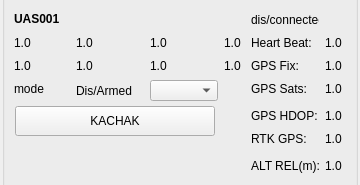
Before: the Qt Designer form src/ui/uasview3.ui in tsgao/CyPlanner, drawn with Qt 5.
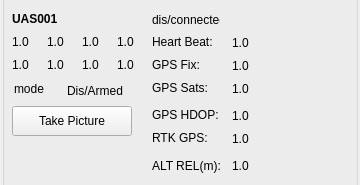
After: the same form once the commit is applied.

```diff
--- a/src/ui/uasview3.ui
+++ b/src/ui/uasview3.ui
@@ -19,7 +19,7 @@
   <property name="minimumSize">
    <size>
     <width>260</width>
-    <height>166</height>
+    <height>185</height>
    </size>
   </property>
   <property name="maximumSize">
@@ -67,9 +67,9 @@
    <widget class="QLabel" name="GPSHDOPNum">
     <property name="geometry">
      <rect>
-      <x>323</x>
+      <x>230</x>
       <y>128</y>
-      <width>21</width>
+      <width>25</width>
       <height>17</height>
      </rect>
     </property>
@@ -80,10 +80,10 @@
    <widget class="QLabel" name="C5">
     <property name="geometry">
      <rect>
-      <x>12</x>
+      <x>10</x>
       <y>78</y>
-      <width>21</width>
-      <height>17</height>
+      <width>20</width>
+      <height>15</height>
      </rect>
     </property>
     <property name="text">
@@ -93,10 +93,10 @@
    <widget class="QLabel" name="C6">
     <property name="geometry">
      <rect>
-      <x>74</x>
+      <x>45</x>
       <y>78</y>
-      <width>21</width>
-      <height>17</height>
+      <width>20</width>
+      <height>15</height>
      </rect>
     </property>
     <property name="text">
@@ -106,10 +106,10 @@
    <widget class="QLabel" name="GPSFixName">
     <property name="geometry">
      <rect>
-      <x>249</x>
+      <x>150</x>
       <y>78</y>
       <width>54</width>
-      <height>17</height>
+      <height>15</height>
      </rect>
     </property>
     <property name="text">
@@ -119,9 +119,9 @@
    <widget class="QLabel" name="GPSFixNum">
     <property name="geometry">
      <rect>
-      <x>323</x>
+      <x>230</x>
       <y>78</y>
-      <width>21</width>
+      <width>25</width>
       <height>17</height>
      </rect>
     </property>
@@ -132,10 +132,10 @@
    <widget class="QLabel" name="HeartbeatName">
     <property name="geometry">
      <rect>
-      <x>249</x>
+      <x>150</x>
       <y>55</y>
       <width>68</width>
-      <height>17</height>
+      <height>15</height>
      </rect>
     </property>
     <property name="text">
@@ -145,10 +145,10 @@
    <widget class="QLabel" name="C1">
     <property name="geometry">
      <rect>
-      <x>12</x>
+      <x>10</x>
       <y>55</y>
-      <width>21</width>
-      <height>17</height>
+      <width>20</width>
+      <height>15</height>
      </rect>
     </property>
     <property name="text">
@@ -158,9 +158,9 @@
    <widget class="QLabel" name="armedLabel">
     <property name="geometry">
      <rect>
-      <x>74</x>
+      <x>65</x>
       <y>101</y>
-      <width>68</width>
+      <width>75</width>
       <height>21</height>
      </rect>
     </property>
@@ -168,23 +168,13 @@
      <string>Dis/Armed</string>
     </property>
    </widget>
-   <widget class="QComboBox" name="modeComboBox">
-    <property name="geometry">
-     <rect>
-      <x>148</x>
-      <y>101</y>
-      <width>68</width>
-      <height>21</height>
-     </rect>
-    </property>
-   </widget>
    <widget class="QLabel" name="RTKGPSName">
     <property name="geometry">
      <rect>
-      <x>249</x>
+      <x>150</x>
       <y>151</y>
       <width>62</width>
-      <height>17</height>
+      <height>15</height>
      </rect>
     </property>
     <property name="text">
@@ -194,10 +184,10 @@
    <widget class="QLabel" name="C3">
     <property name="geometry">
      <rect>
-      <x>148</x>
+      <x>80</x>
       <y>55</y>
-      <width>21</width>
-      <height>17</height>
+      <width>20</width>
+      <height>15</height>
      </rect>
     </property>
     <property name="text">
@@ -207,10 +197,10 @@
    <widget class="QLabel" name="C4">
     <property name="geometry">
      <rect>
-      <x>222</x>
+      <x>115</x>
       <y>55</y>
-      <width>21</width>
-      <height>17</height>
+      <width>20</width>
+      <height>15</height>
      </rect>
     </property>
     <property name="text">
@@ -233,9 +223,9 @@
    <widget class="QLabel" name="GPSSatsNum">
     <property name="geometry">
      <rect>
-      <x>323</x>
+      <x>230</x>
       <y>101</y>
-      <width>21</width>
+      <width>25</width>
       <height>17</height>
      </rect>
     </property>
@@ -246,10 +236,10 @@
    <widget class="QLabel" name="GPSSatsName">
     <property name="geometry">
      <rect>
-      <x>249</x>
+      <x>150</x>
       <y>101</y>
       <width>63</width>
-      <height>17</height>
+      <height>15</height>
      </rect>
     </property>
     <property name="text">
@@ -259,9 +249,9 @@
    <widget class="QLabel" name="HeartbeatNum">
     <property name="geometry">
      <rect>
-      <x>323</x>
+      <x>230</x>
       <y>55</y>
-      <width>21</width>
+      <width>25</width>
       <height>17</height>
      </rect>
     </property>
@@ -272,9 +262,9 @@
    <widget class="QLabel" name="RTKGPSNum">
     <property name="geometry">
      <rect>
-      <x>323</x>
+      <x>230</x>
       <y>151</y>
-      <width>21</width>
+      <width>25</width>
       <height>17</height>
      </rect>
     </property>
@@ -285,10 +275,10 @@
    <widget class="QLabel" name="C8">
     <property name="geometry">
      <rect>
-      <x>222</x>
+      <x>115</x>
       <y>78</y>
-      <width>21</width>
-      <height>17</height>
+      <width>20</width>
+      <height>15</height>
      </rect>
     </property>
     <property name="text">
@@ -298,7 +288,7 @@
    <widget class="QLabel" name="AHRELName">
     <property name="geometry">
      <rect>
-      <x>249</x>
+      <x>150</x>
       <y>178</y>
       <width>68</width>
       <height>17</height>
@@ -311,7 +301,7 @@
    <widget class="QLabel" name="nameLabel">
     <property name="geometry">
      <rect>
-      <x>12</x>
+      <x>10</x>
       <y>32</y>
       <width>56</width>
       <height>16</height>
@@ -343,10 +333,10 @@
    <widget class="QLabel" name="C7">
     <property name="geometry">
      <rect>
-      <x>148</x>
+      <x>80</x>
       <y>78</y>
-      <width>21</width>
-      <height>17</height>
+      <width>20</width>
+      <height>15</height>
      </rect>
     </property>
     <property name="text">
@@ -356,10 +346,10 @@
    <widget class="QLabel" name="C2">
     <property name="geometry">
      <rect>
-      <x>74</x>
+      <x>45</x>
       <y>55</y>
-      <width>21</width>
-      <height>17</height>
+      <width>20</width>
+      <height>15</height>
      </rect>
     </property>
     <property name="text">
@@ -369,9 +359,9 @@
    <widget class="QLabel" name="AHRELNum">
     <property name="geometry">
      <rect>
-      <x>323</x>
+      <x>230</x>
       <y>178</y>
-      <width>21</width>
+      <width>25</width>
       <height>17</height>
      </rect>
     </property>
@@ -382,7 +372,7 @@
    <widget class="QLabel" name="statusLabel">
     <property name="geometry">
      <rect>
-      <x>249</x>
+      <x>150</x>
       <y>32</y>
       <width>68</width>
       <height>17</height>
@@ -395,10 +385,10 @@
    <widget class="QLabel" name="GPSHDOPName">
     <property name="geometry">
      <rect>
-      <x>249</x>
+      <x>150</x>
       <y>128</y>
       <width>68</width>
-      <height>17</height>
+      <height>15</height>
      </rect>
     </property>
     <property name="text">
@@ -411,20 +401,20 @@
     </property>
     <property name="geometry">
      <rect>
-      <x>13</x>
+      <x>10</x>
       <y>127</y>
-      <width>200</width>
+      <width>120</width>
       <height>30</height>
      </rect>
     </property>
     <property name="minimumSize">
      <size>
-      <width>200</width>
+      <width>100</width>
       <height>30</height>
      </size>
     </property>
     <property name="text">
-     <string>KACHAK</string>
+     <string>Take Picture</string>
     </property>
    </widget>
   </widget>
```
